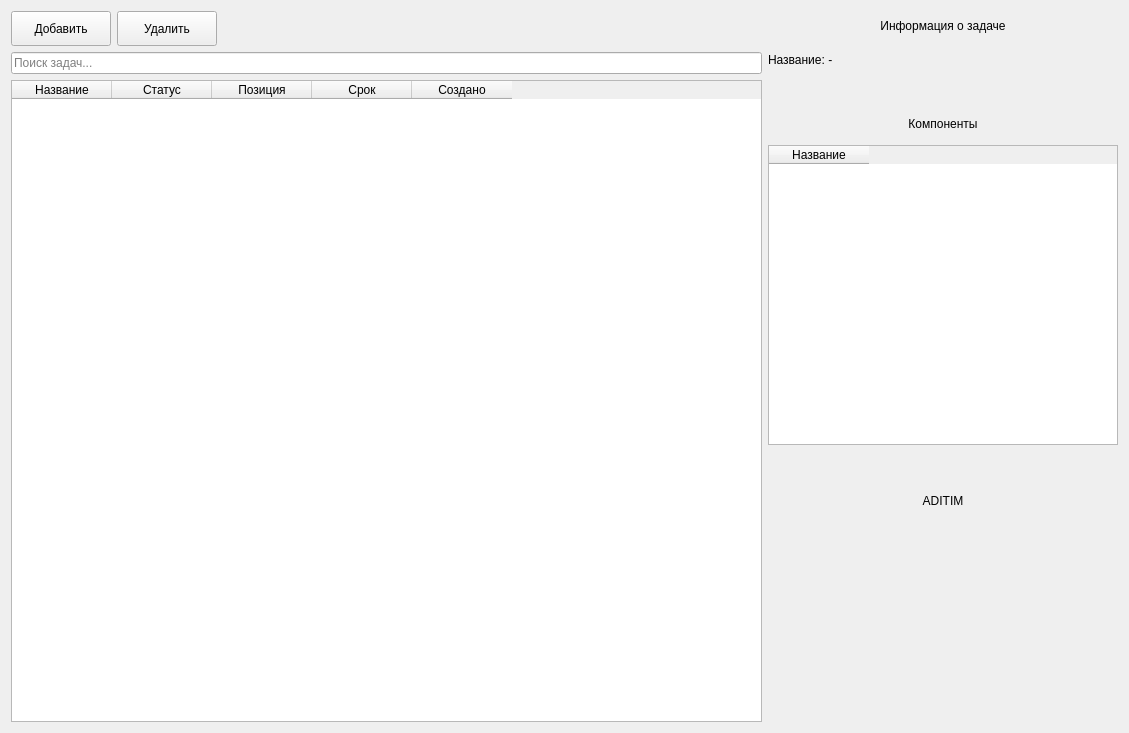
First picture: the form in src/client/ui/window_task.ui, repository formemu/aditim-monitor, before the edit.
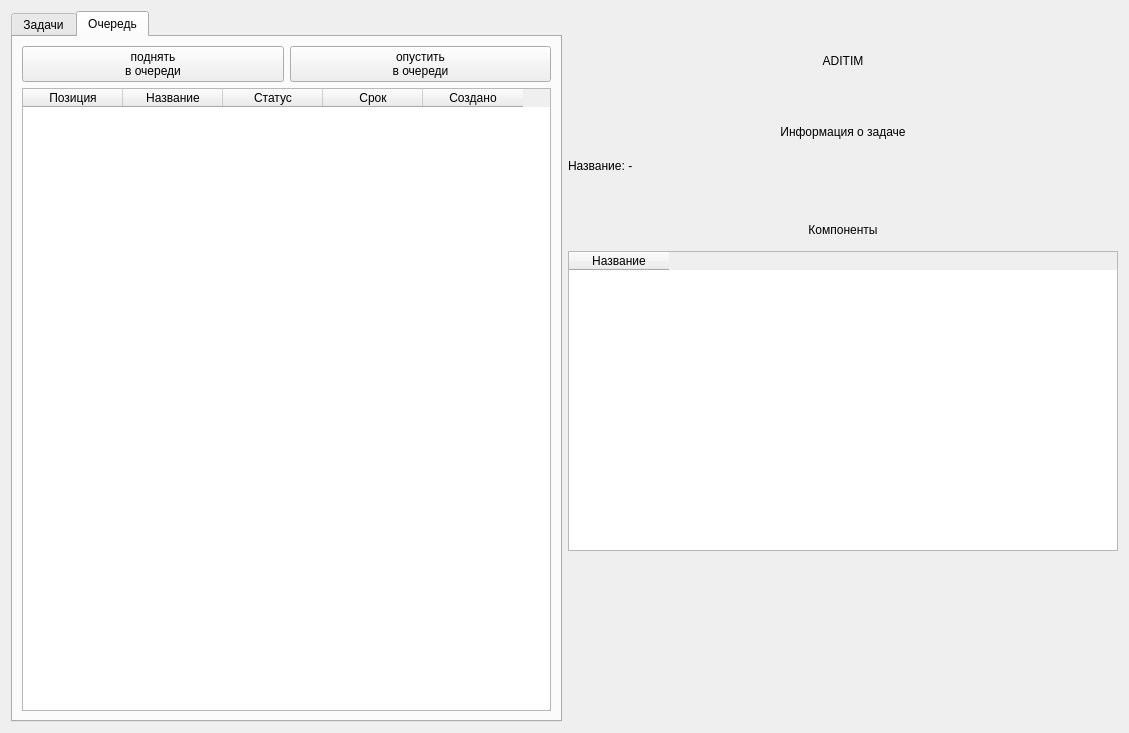
Second picture: the form after the edit. The open tabs and pages were chosen to show the change.

Commit message:
Refactor task management UI and backend API
- Updated the UI layout for task management, introducing tabs for "Tasks" and "Queue" with corresponding tables and controls.
- Enhanced the backend API to support fetching tasks and queues, including reordering functionality for tasks in the queue.
- Modified the task schema to accommodate new fields and updated the database interaction logic.
- Removed obsolete database checker and test files to streamline the project structure.

```diff
--- a/src/client/ui/window_task.ui
+++ b/src/client/ui/window_task.ui
@@ -10,11 +10,21 @@
     <height>733</height>
    </rect>
   </property>
-  <layout class="QGridLayout" name="gridLayout">
-   <item row="1" column="0">
-    <layout class="QVBoxLayout" name="verticalLayout_left">
+  <layout class="QHBoxLayout" name="horizontalLayout">
      <item>
-      <layout class="QHBoxLayout" name="horizontalLayout_toolbar">
+    <widget class="QTabWidget" name="tabWidget_tasks">
+     <property name="currentIndex">
+      <number>0</number>
+     </property>
+     <widget class="QWidget" name="tab_task">
+      <attribute name="title">
+       <string>Задачи</string>
+      </attribute>
+      <layout class="QVBoxLayout" name="verticalLayout">
+       <item>
+        <layout class="QVBoxLayout" name="verticalLayout_task">
+         <item>
+          <layout class="QHBoxLayout" name="horizontalLayout_toolbar_task">
        <item>
         <widget class="QPushButton" name="pushButton_task_add">
          <property name="minimumSize">
@@ -41,30 +51,6 @@
          </property>
         </widget>
        </item>
-       <item>
-        <spacer name="horizontalSpacer">
-         <property name="orientation">
-          <enum>Qt::Orientation::Horizontal</enum>
-         </property>
-         <property name="sizeHint" stdset="0">
-          <size>
-           <width>40</width>
-           <height>20</height>
-          </size>
-         </property>
-        </spacer>
-       </item>
-      </layout>
-     </item>
-     <item>
-      <layout class="QHBoxLayout" name="horizontalLayout_search">
-       <item>
-        <widget class="QLineEdit" name="lineEdit_search">
-         <property name="placeholderText">
-          <string>Поиск задач...</string>
-         </property>
-        </widget>
-       </item>
       </layout>
      </item>
      <item>
@@ -93,9 +79,76 @@
        </column>
        <column>
         <property name="text">
+             <string>Срок</string>
+            </property>
+           </column>
+           <column>
+            <property name="text">
+             <string>Создано</string>
+            </property>
+           </column>
+          </widget>
+         </item>
+        </layout>
+       </item>
+      </layout>
+     </widget>
+     <widget class="QWidget" name="tab_queue">
+      <attribute name="title">
+       <string>Очередь</string>
+      </attribute>
+      <layout class="QVBoxLayout" name="verticalLayout_2">
+       <item>
+        <layout class="QVBoxLayout" name="verticalLayout_queue">
+         <item>
+          <layout class="QHBoxLayout" name="horizontalLayout_toolbar_queue">
+           <item>
+            <widget class="QPushButton" name="pushButton_position_up">
+             <property name="text">
+              <string>поднять
+в очереди</string>
+             </property>
+            </widget>
+           </item>
+           <item>
+            <widget class="QPushButton" name="pushButton_position_down">
+             <property name="text">
+              <string>опустить
+в очереди</string>
+             </property>
+            </widget>
+           </item>
+          </layout>
+         </item>
+         <item>
+          <widget class="QTableWidget" name="tableWidget_queue">
+           <property name="alternatingRowColors">
+            <bool>true</bool>
+           </property>
+           <property name="selectionMode">
+            <enum>QAbstractItemView::SelectionMode::SingleSelection</enum>
+           </property>
+           <property name="selectionBehavior">
+            <enum>QAbstractItemView::SelectionBehavior::SelectRows</enum>
+           </property>
+           <property name="sortingEnabled">
+            <bool>true</bool>
+           </property>
+           <column>
+            <property name="text">
          <string>Позиция</string>
         </property>
        </column>
+           <column>
+            <property name="text">
+             <string>Название</string>
+            </property>
+           </column>
+           <column>
+            <property name="text">
+             <string>Статус</string>
+            </property>
+           </column>
        <column>
         <property name="text">
          <string>Срок</string>
@@ -110,22 +163,48 @@
      </item>
     </layout>
    </item>
-   <item row="1" column="1">
+      </layout>
+     </widget>
+    </widget>
+   </item>
+   <item>
     <layout class="QVBoxLayout" name="verticalLayout_right">
      <property name="sizeConstraint">
       <enum>QLayout::SizeConstraint::SetFixedSize</enum>
      </property>
+     <item>
+      <widget class="QLabel" name="label_logo">
+       <property name="minimumSize">
+        <size>
+         <width>350</width>
+         <height>100</height>
+        </size>
+       </property>
+       <property name="maximumSize">
+        <size>
+         <width>16777215</width>
+         <height>100</height>
+        </size>
+       </property>
+       <property name="text">
+        <string>ADITIM</string>
+       </property>
+       <property name="alignment">
+        <set>Qt::AlignmentFlag::AlignCenter</set>
+       </property>
+      </widget>
+     </item>
      <item>
       <widget class="QLabel" name="label_task">
        <property name="minimumSize">
         <size>
-         <width>350</width>
+         <width>0</width>
          <height>30</height>
         </size>
        </property>
        <property name="maximumSize">
         <size>
-         <width>350</width>
+         <width>16777215</width>
          <height>30</height>
         </size>
        </property>
@@ -141,13 +220,13 @@
       <widget class="QLabel" name="label_task_name">
        <property name="minimumSize">
         <size>
-         <width>350</width>
+         <width>0</width>
          <height>25</height>
         </size>
        </property>
        <property name="maximumSize">
         <size>
-         <width>350</width>
+         <width>16777215</width>
          <height>25</height>
         </size>
        </property>
@@ -179,13 +258,13 @@
       <widget class="QLabel" name="label_components_title">
        <property name="minimumSize">
         <size>
-         <width>350</width>
+         <width>0</width>
          <height>30</height>
         </size>
        </property>
        <property name="maximumSize">
         <size>
-         <width>350</width>
+         <width>16777215</width>
          <height>30</height>
         </size>
        </property>
@@ -201,13 +280,13 @@
       <widget class="QTableWidget" name="tableWidget_components">
        <property name="minimumSize">
         <size>
-         <width>350</width>
+         <width>0</width>
          <height>300</height>
         </size>
        </property>
        <property name="maximumSize">
         <size>
-         <width>350</width>
+         <width>16777215</width>
          <height>300</height>
         </size>
        </property>
@@ -227,28 +306,6 @@
        </column>
       </widget>
      </item>
-     <item>
-      <widget class="QLabel" name="label_logo">
-       <property name="minimumSize">
-        <size>
-         <width>350</width>
-         <height>100</height>
-        </size>
-       </property>
-       <property name="maximumSize">
-        <size>
-         <width>350</width>
-         <height>100</height>
-        </size>
-       </property>
-       <property name="text">
-        <string>ADITIM</string>
-       </property>
-       <property name="alignment">
-        <set>Qt::AlignmentFlag::AlignCenter</set>
-       </property>
-      </widget>
-     </item>
      <item>
       <spacer name="verticalSpacer">
        <property name="orientation">
```
Lines whose indentation alone changed are shown as unchanged. The commit also changes 11 other files.
